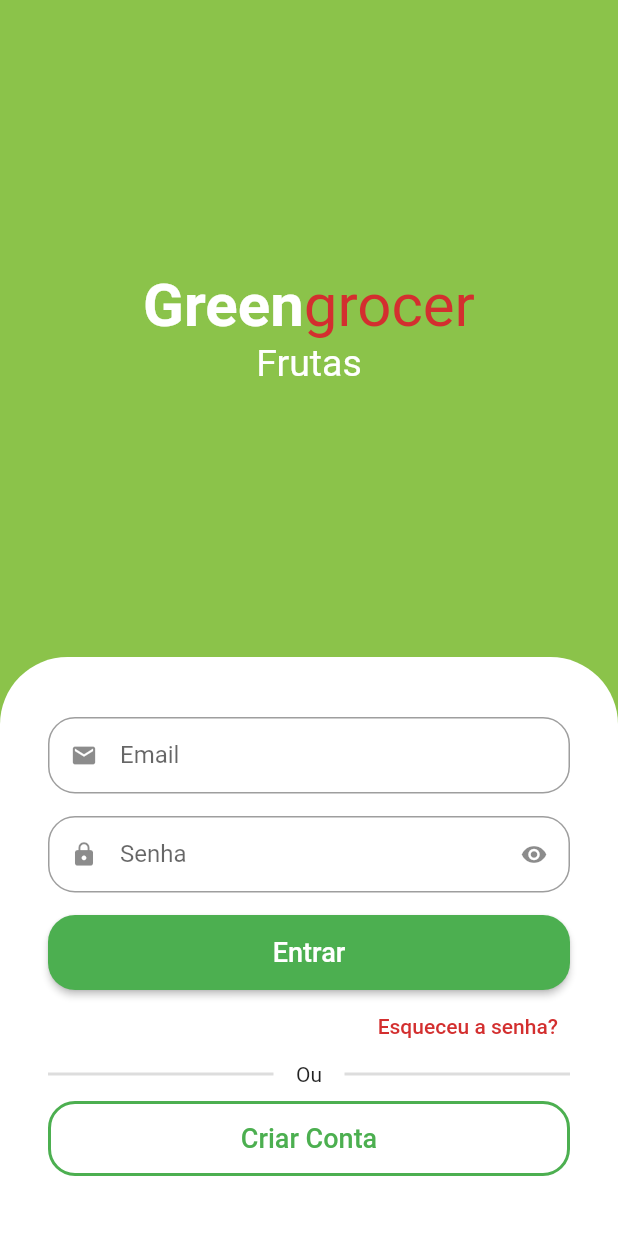
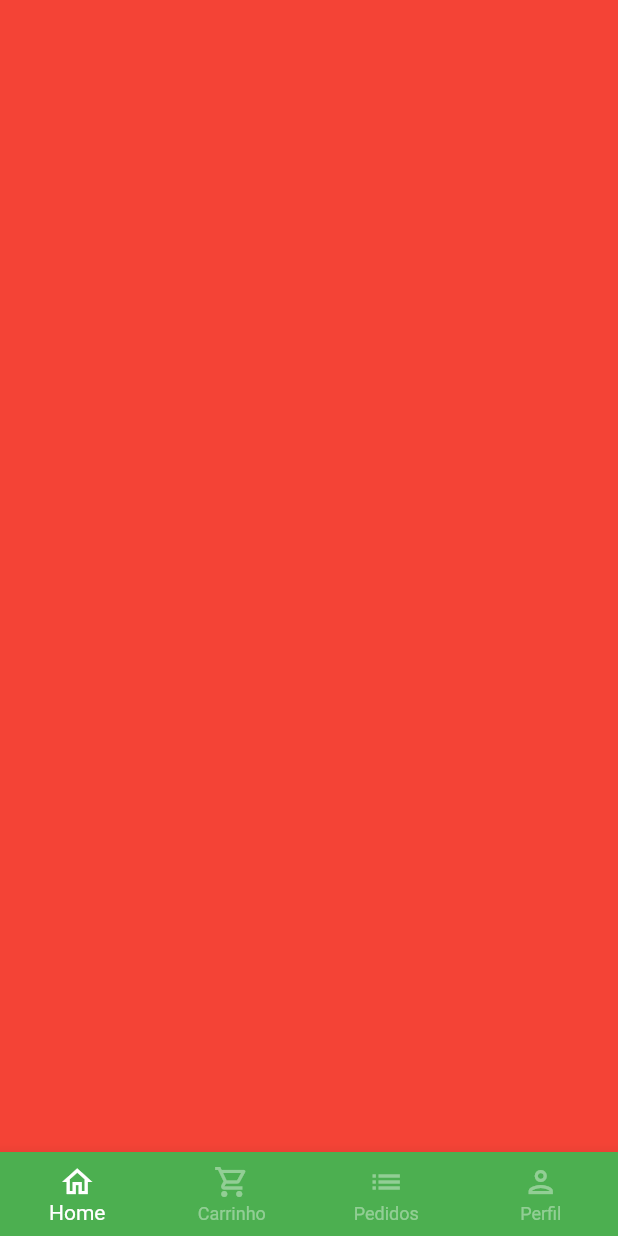
Before and after one commit to nfdeveloper/quitanda_flutter, a Flutter app: the screen it shows after launch, after a tap on "Entrar", on a phone screen of 412 x 824 dp. Run offline on Flutter 3.47's test engine with Material 2 defaults, Android fonts, the phone set to English and light mode, and no system bars; drawn by our look-alikes of animated_text_kit; our stand-ins replace mask_text_input_formatter.

Commit message:
Criando tela base e lógica de navegação do BottomNavigation

```diff
--- a/lib/src/auth/sign_in_screen.dart
+++ b/lib/src/auth/sign_in_screen.dart
@@ -2,6 +2,7 @@ import 'package:animated_text_kit/animated_text_kit.dart';
 import 'package:flutter/material.dart';
 import 'package:quitanda/src/auth/components/custom_text_field.dart';
 import 'package:quitanda/src/auth/sign_up_screen.dart';
+import 'package:quitanda/src/base/base_screen.dart';
 import 'package:quitanda/src/config/custom_colors.dart';
 
 class SignInScreen extends StatelessWidget {
@@ -93,7 +94,13 @@ class SignInScreen extends StatelessWidget {
                           style: ElevatedButton.styleFrom(
                               shape: RoundedRectangleBorder(
                                   borderRadius: BorderRadius.circular(18))),
-                          onPressed: () {},
+                          onPressed: () {
+                            Navigator.of(context).pushReplacement(
+                              MaterialPageRoute(builder:(c) {
+                                return const BaseScreen();
+                              })
+                            );
+                          },
                           child: const Text(
                             'Entrar',
                             style: TextStyle(fontSize: 18),
--- /dev/null
+++ b/lib/src/base/base_screen.dart
@@ -0,0 +1,60 @@
+import 'package:flutter/material.dart';
+
+class BaseScreen extends StatefulWidget {
+  const BaseScreen({super.key});
+
+  @override
+  State<BaseScreen> createState() => _BaseScreenState();
+}
+
+class _BaseScreenState extends State<BaseScreen> {
+  int currentIndex = 0;
+  final pageController = PageController();
+
+  @override
+  Widget build(BuildContext context) {
+    return Scaffold(
+      body: PageView(
+        physics: const NeverScrollableScrollPhysics(), // Evitar a rolagem das telas
+        controller: pageController,
+        children: [
+          Container(color: Colors.red),
+          Container(color: Colors.yellow),
+          Container(color: Colors.blue),
+          Container(color: Colors.purple),
+        ],
+      ),
+      bottomNavigationBar: BottomNavigationBar(
+        currentIndex: currentIndex,
+        onTap: (index) {
+          setState(() {
+            currentIndex = index;
+          });
+          pageController.jumpToPage(index);
+        },
+        type: BottomNavigationBarType.fixed,
+        backgroundColor: Colors.green,
+        selectedItemColor: Colors.white,
+        unselectedItemColor: Colors.white.withAlpha(100),
+        items: const [
+          BottomNavigationBarItem(
+            icon: Icon(Icons.home_outlined),
+            label: 'Home'
+          ),
+          BottomNavigationBarItem(
+            icon: Icon(Icons.shopping_cart_outlined),
+            label: 'Carrinho'
+          ),
+          BottomNavigationBarItem(
+            icon: Icon(Icons.list),
+            label: 'Pedidos'
+          ),
+          BottomNavigationBarItem(
+            icon: Icon(Icons.person_outlined),
+            label: 'Perfil'
+          ),
+        ]
+      ),
+    );
+  }
+}
```
